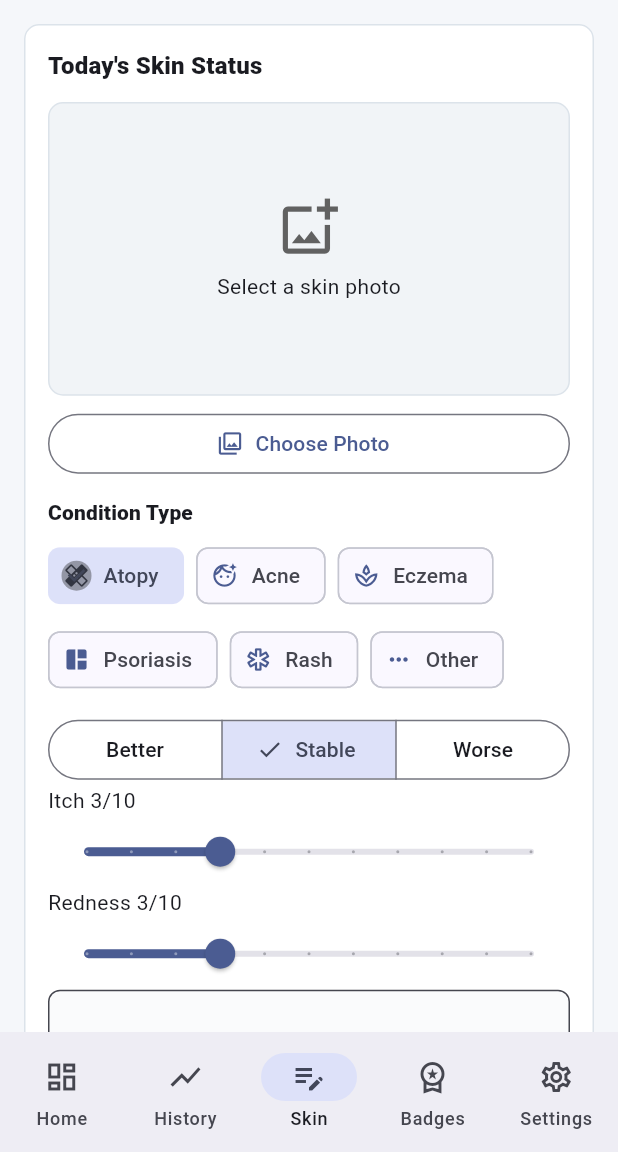
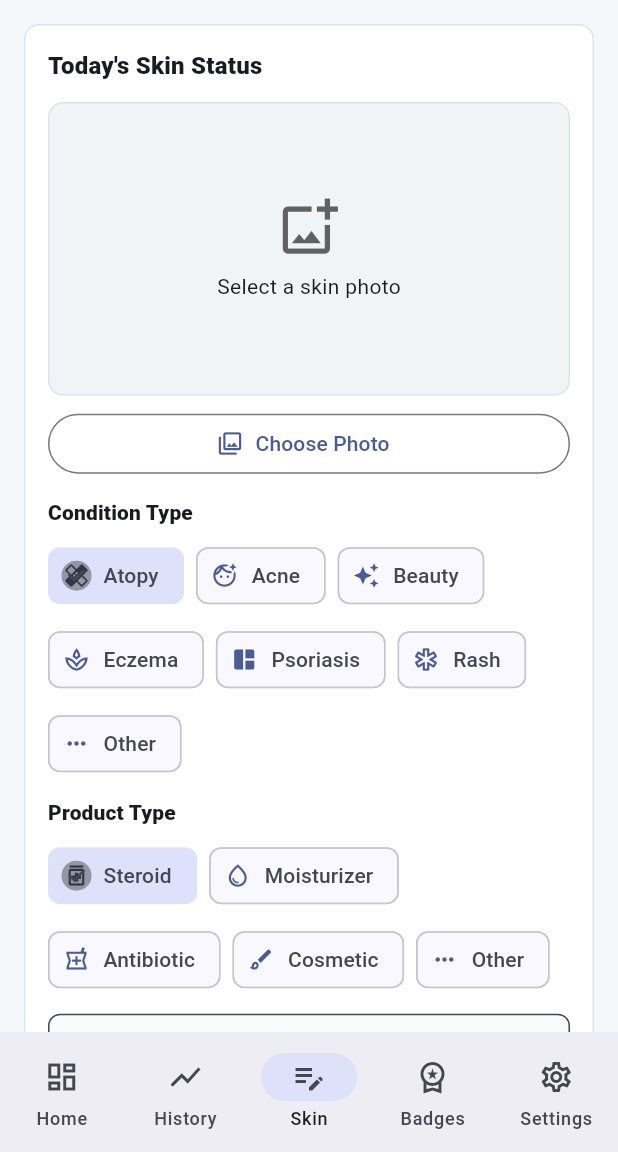
Before and after one commit to Hiroki-Kodama-PRS/ointment_flutter_mvp_en, a Flutter app: the screen it shows after launch, item 3 of the bottom bar chosen, on a phone screen of 412 x 824 dp, the part 84-1236 px from its top. Run offline on Flutter 3.47's test engine with Material 3 defaults, Android fonts, the phone set to English and light mode, and no system bars; our stand-ins replace flutter_local_notifications, image_picker, shared_preferences, timezone.

Commit message:
Add product tracking and ointment reminders

```diff
--- a/lib/main.dart
+++ b/lib/main.dart
@@ -1,12 +1,18 @@
 import 'dart:convert';
 import 'dart:math';
 
+import 'package:flutter/foundation.dart';
 import 'package:flutter/material.dart';
+import 'package:flutter_local_notifications/flutter_local_notifications.dart';
 import 'package:image_picker/image_picker.dart';
 import 'package:intl/intl.dart';
 import 'package:shared_preferences/shared_preferences.dart';
-
-void main() {
+import 'package:timezone/data/latest.dart' as timezone_data;
+import 'package:timezone/timezone.dart' as tz;
+
+Future<void> main() async {
+  WidgetsFlutterBinding.ensureInitialized();
+  await ReminderNotifications.instance.initialize();
   runApp(const OintmentCareApp());
 }
 
@@ -83,10 +89,12 @@ class SkinEntry {
     required this.id,
     required this.date,
     required this.diagnosis,
+    required this.productType,
     required this.condition,
     required this.itchScore,
     required this.rednessScore,
     required this.createdAt,
+    this.productName = '',
     this.memo = '',
     this.photoBase64,
   });
@@ -94,10 +102,12 @@ class SkinEntry {
   final String id;
   final String date;
   final String diagnosis;
+  final String productType;
   final String condition;
   final int itchScore;
   final int rednessScore;
   final DateTime createdAt;
+  final String productName;
   final String memo;
   final String? photoBase64;
 
@@ -105,10 +115,12 @@ class SkinEntry {
     'id': id,
     'date': date,
     'diagnosis': diagnosis,
+    'productType': productType,
     'condition': condition,
     'itchScore': itchScore,
     'rednessScore': rednessScore,
     'createdAt': createdAt.toIso8601String(),
+    'productName': productName,
     'memo': memo,
     'photoBase64': photoBase64,
   };
@@ -117,10 +129,12 @@ class SkinEntry {
     id: json['id'] as String,
     date: json['date'] as String,
     diagnosis: (json['diagnosis'] as String?) ?? 'notSet',
+    productType: (json['productType'] as String?) ?? 'notSet',
     condition: json['condition'] as String,
     itchScore: json['itchScore'] as int,
     rednessScore: json['rednessScore'] as int,
     createdAt: DateTime.parse(json['createdAt'] as String),
+    productName: (json['productName'] as String?) ?? '',
     memo: (json['memo'] as String?) ?? '',
     photoBase64: json['photoBase64'] as String?,
   );
@@ -191,6 +205,83 @@ class AppStore {
     morningReminder: '08:00',
     eveningReminder: '21:00',
   );
+}
+
+class ReminderNotifications {
+  ReminderNotifications._();
+
+  static final instance = ReminderNotifications._();
+  static const _nextOintmentReminderId = 2401;
+  static const _androidChannelId = 'ointment_reminders';
+  static const _androidChannelName = 'Ointment reminders';
+
+  final _plugin = FlutterLocalNotificationsPlugin();
+  var _initialized = false;
+
+  Future<void> initialize() async {
+    if (_initialized || kIsWeb) return;
+
+    timezone_data.initializeTimeZones();
+
+    const androidSettings = AndroidInitializationSettings(
+      '@mipmap/ic_launcher',
+    );
+    const darwinSettings = DarwinInitializationSettings();
+    const settings = InitializationSettings(
+      android: androidSettings,
+      iOS: darwinSettings,
+      macOS: darwinSettings,
+    );
+
+    await _plugin.initialize(settings: settings);
+    await _requestPermissions();
+    _initialized = true;
+  }
+
+  Future<void> scheduleNextOintmentReminder() async {
+    if (kIsWeb) return;
+    await initialize();
+
+    await _plugin.cancel(id: _nextOintmentReminderId);
+    await _plugin.zonedSchedule(
+      id: _nextOintmentReminderId,
+      title: 'Ointment Care',
+      body: "It's time to apply your ointment.",
+      scheduledDate: tz.TZDateTime.now(tz.local).add(const Duration(hours: 24)),
+      notificationDetails: const NotificationDetails(
+        android: AndroidNotificationDetails(
+          _androidChannelId,
+          _androidChannelName,
+          channelDescription: 'Reminds you 24 hours after the previous log.',
+          importance: Importance.high,
+          priority: Priority.high,
+        ),
+        iOS: DarwinNotificationDetails(threadIdentifier: _androidChannelId),
+        macOS: DarwinNotificationDetails(threadIdentifier: _androidChannelId),
+      ),
+      androidScheduleMode: AndroidScheduleMode.inexactAllowWhileIdle,
+      payload: 'ointment_reminder',
+    );
+  }
+
+  Future<void> cancelNextOintmentReminder() async {
+    if (kIsWeb) return;
+    await initialize();
+    await _plugin.cancel(id: _nextOintmentReminderId);
+  }
+
+  Future<void> _requestPermissions() async {
+    await _plugin
+        .resolvePlatformSpecificImplementation<
+          AndroidFlutterLocalNotificationsPlugin
+        >()
+        ?.requestNotificationsPermission();
+    await _plugin
+        .resolvePlatformSpecificImplementation<
+          IOSFlutterLocalNotificationsPlugin
+        >()
+        ?.requestPermissions(alert: true, badge: true, sound: true);
+  }
 }
 
 class OintmentHomePage extends StatefulWidget {
@@ -312,10 +403,13 @@ class _OintmentHomePageState extends State<OintmentHomePage> {
       createdAt: DateTime.now(),
     );
     await _save(store.copyWith(usageRecords: [record, ...store.usageRecords]));
+    await _syncNextOintmentReminder(store.remindersEnabled);
   }
 
   Future<void> _saveSkinEntry(
     String diagnosis,
+    String productType,
+    String productName,
     String condition,
     int itchScore,
     int rednessScore,
@@ -327,6 +421,8 @@ class _OintmentHomePageState extends State<OintmentHomePage> {
       id: _id('skin'),
       date: today,
       diagnosis: diagnosis,
+      productType: productType,
+      productName: productName.trim(),
       condition: condition,
       itchScore: itchScore,
       rednessScore: rednessScore,
@@ -342,6 +438,14 @@ class _OintmentHomePageState extends State<OintmentHomePage> {
         ],
       ),
     );
+    await _syncNextOintmentReminder(store.remindersEnabled);
+  }
+
+  Future<void> _syncNextOintmentReminder(bool enabled) {
+    if (enabled) {
+      return ReminderNotifications.instance.scheduleNextOintmentReminder();
+    }
+    return ReminderNotifications.instance.cancelNextOintmentReminder();
   }
 }
 
@@ -723,8 +827,8 @@ class SkinJournalCard extends StatelessWidget {
               latest == null
                   ? 'No skin photo or note yet.'
                   : latest.memo.isEmpty
-                  ? '${diagnosisLabel(latest.diagnosis)} / ${conditionLabel(latest.condition)}'
-                  : '${diagnosisLabel(latest.diagnosis)} / ${latest.memo}',
+                  ? '${diagnosisLabel(latest.diagnosis)} / ${productSummary(latest)}'
+                  : '${diagnosisLabel(latest.diagnosis)} / ${productSummary(latest)} / ${latest.memo}',
               maxLines: 2,
               overflow: TextOverflow.ellipsis,
               style: Theme.of(context).textTheme.bodySmall,
@@ -924,6 +1028,8 @@ class SkinTab extends StatefulWidget {
   final List<SkinEntry> entries;
   final Future<void> Function(
     String diagnosis,
+    String productType,
+    String productName,
     String condition,
     int itchScore,
     int rednessScore,
@@ -938,14 +1044,17 @@ class SkinTab extends StatefulWidget {
 
 class _SkinTabState extends State<SkinTab> {
   var diagnosis = 'atopicDermatitis';
+  var productType = 'steroidOintment';
   var condition = 'stable';
   double itchScore = 3;
   double rednessScore = 3;
   String? selectedPhotoBase64;
+  final productNameController = TextEditingController();
   final memoController = TextEditingController();
 
   @override
   void dispose() {
+    productNameController.dispose();
     memoController.dispose();
     super.dispose();
   }
@@ -975,6 +1084,18 @@ class _SkinTabState extends State<SkinTab> {
               DiagnosisSelector(
                 value: diagnosis,
                 onChanged: (value) => setState(() => diagnosis = value),
+              ),
+              const SizedBox(height: 12),
+              ProductTypeSelector(
+                value: productType,
+                onChanged: (value) => setState(() => productType = value),
+              ),
+              const SizedBox(height: 12),
+              TextField(
+                controller: productNameController,
+                decoration: const InputDecoration(
+                  labelText: 'Ointment, medicine, or cosmetic name',
+                ),
               ),
               const SizedBox(height: 12),
               SegmentedButton<String>(
@@ -1033,7 +1154,7 @@ class _SkinTabState extends State<SkinTab> {
                     ),
                     leading: SkinPhotoThumbnail(photoBase64: entry.photoBase64),
                     subtitle: Text(
-                      '${conditionLabel(entry.condition)} - Itch ${entry.itchScore}/10, redness ${entry.rednessScore}/10\n${entry.memo}',
+                      '${productSummary(entry)} - ${conditionLabel(entry.condition)}\nItch ${entry.itchScore}/10, redness ${entry.rednessScore}/10\n${entry.memo}',
                     ),
                   ),
                 ),
@@ -1047,12 +1168,15 @@ class _SkinTabState extends State<SkinTab> {
   Future<void> _save() async {
     await widget.onSave(
       diagnosis,
+      productType,
+      productNameController.text,
       condition,
       itchScore.round(),
       rednessScore.round(),
       memoController.text,
       selectedPhotoBase64,
     );
+    productNameController.clear();
     memoController.clear();
     setState(() => selectedPhotoBase64 = null);
     if (mounted) _showMessage(context, "Today's skin status was saved.");
@@ -1182,26 +1306,9 @@ class _SettingsTabState extends State<SettingsTab> {
               ),
               SwitchListTile(
                 contentPadding: EdgeInsets.zero,
-                title: const Text('Enable scheduled reminders'),
+                title: const Text('Enable 24-hour ointment reminders'),
                 value: remindersEnabled,
                 onChanged: (value) => setState(() => remindersEnabled = value),
-              ),
-              Row(
-                children: [
-                  Expanded(
-                    child: TextField(
-                      controller: morningController,
-                      decoration: const InputDecoration(labelText: 'Morning'),
-                    ),
-                  ),
-                  const SizedBox(width: 12),
-                  Expanded(
-                    child: TextField(
-                      controller: eveningController,
-                      decoration: const InputDecoration(labelText: 'Evening'),
-                    ),
-                  ),
-                ],
               ),
               const SizedBox(height: 12),
               FilledButton.icon(
@@ -1248,6 +1355,11 @@ class _SettingsTabState extends State<SettingsTab> {
         eveningReminder: eveningController.text,
       ),
     );
+    if (remindersEnabled) {
+      await ReminderNotifications.instance.initialize();
+    } else {
+      await ReminderNotifications.instance.cancelNextOintmentReminder();
+    }
     if (mounted) _showMessage(context, 'Settings were saved.');
   }
 }
@@ -1410,6 +1522,7 @@ class DiagnosisSelector extends StatelessWidget {
   static const options = [
     DiagnosisOption('atopicDermatitis', 'Atopy', Icons.healing_outlined),
     DiagnosisOption('acne', 'Acne', Icons.face_retouching_natural_outlined),
+    DiagnosisOption('beauty', 'Beauty', Icons.auto_awesome),
     DiagnosisOption('eczema', 'Eczema', Icons.spa_outlined),
     DiagnosisOption('psoriasis', 'Psoriasis', Icons.auto_awesome_mosaic),
     DiagnosisOption('rash', 'Rash', Icons.emergency_outlined),
@@ -1446,6 +1559,54 @@ class DiagnosisSelector extends StatelessWidget {
   }
 }
 
+class ProductTypeSelector extends StatelessWidget {
+  const ProductTypeSelector({
+    required this.value,
+    required this.onChanged,
+    super.key,
+  });
+
+  final String value;
+  final ValueChanged<String> onChanged;
+
+  static const options = [
+    DiagnosisOption('steroidOintment', 'Steroid', Icons.medication_outlined),
+    DiagnosisOption('moisturizer', 'Moisturizer', Icons.water_drop_outlined),
+    DiagnosisOption('antibiotic', 'Antibiotic', Icons.local_pharmacy_outlined),
+    DiagnosisOption('cosmetic', 'Cosmetic', Icons.brush_outlined),
+    DiagnosisOption('other', 'Other', Icons.more_horiz),
+  ];
+
+  @override
+  Widget build(BuildContext context) {
+    return Column(
+      crossAxisAlignment: CrossAxisAlignment.start,
+      children: [
+        Text(
+          'Product Type',
+          style: Theme.of(
+            context,
+          ).textTheme.labelLarge?.copyWith(fontWeight: FontWeight.w800),
+        ),
+        const SizedBox(height: 8),
+        Wrap(
+          spacing: 8,
+          runSpacing: 8,
+          children: [
+            for (final option in options)
+              ChoiceChip(
+                avatar: Icon(option.icon, size: 18),
+                label: Text(option.label),
+                selected: value == option.value,
+                onSelected: (_) => onChanged(option.value),
+              ),
+          ],
+        ),
+      ],
+    );
+  }
+}
+
 class DiagnosisOption {
   const DiagnosisOption(this.value, this.label, this.icon);
 
@@ -1540,6 +1701,7 @@ String shortDate(String dateKey) =>
 String diagnosisLabel(String value) {
   if (value == 'atopicDermatitis') return 'Atopy';
   if (value == 'acne') return 'Acne';
+  if (value == 'beauty') return 'Beauty';
   if (value == 'eczema') return 'Eczema';
   if (value == 'psoriasis') return 'Psoriasis';
   if (value == 'rash') return 'Rash';
@@ -1547,6 +1709,21 @@ String diagnosisLabel(String value) {
   return 'Not set';
 }
 
+String productTypeLabel(String value) {
+  if (value == 'steroidOintment') return 'Steroid';
+  if (value == 'moisturizer') return 'Moisturizer';
+  if (value == 'antibiotic') return 'Antibiotic';
+  if (value == 'cosmetic') return 'Cosmetic';
+  if (value == 'other') return 'Other';
+  return 'Product not set';
+}
+
+String productSummary(SkinEntry entry) {
+  final type = productTypeLabel(entry.productType);
+  if (entry.productName.isEmpty) return type;
+  return '$type: ${entry.productName}';
+}
+
 String conditionLabel(String value) {
   if (value == 'better') return 'Better';
   if (value == 'worse') return 'Worse';
--- a/pubspec.yaml
+++ b/pubspec.yaml
@@ -37,6 +37,8 @@ dependencies:
   shared_preferences: ^2.5.5
   intl: ^0.20.2
   image_picker: ^1.2.2
+  flutter_local_notifications: ^21.0.0
+  timezone: ^0.11.0
 
 dev_dependencies:
   flutter_test:
```
Also changed, not shown: pubspec.lock, 3 other files.
